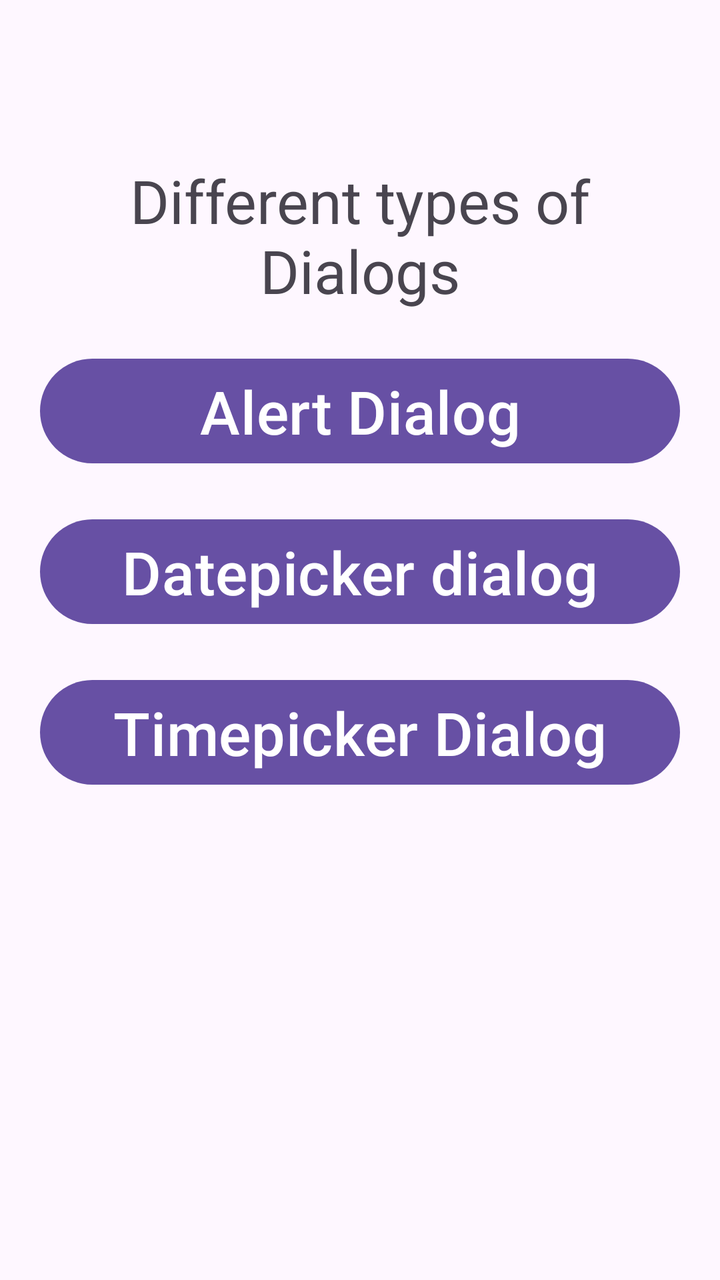
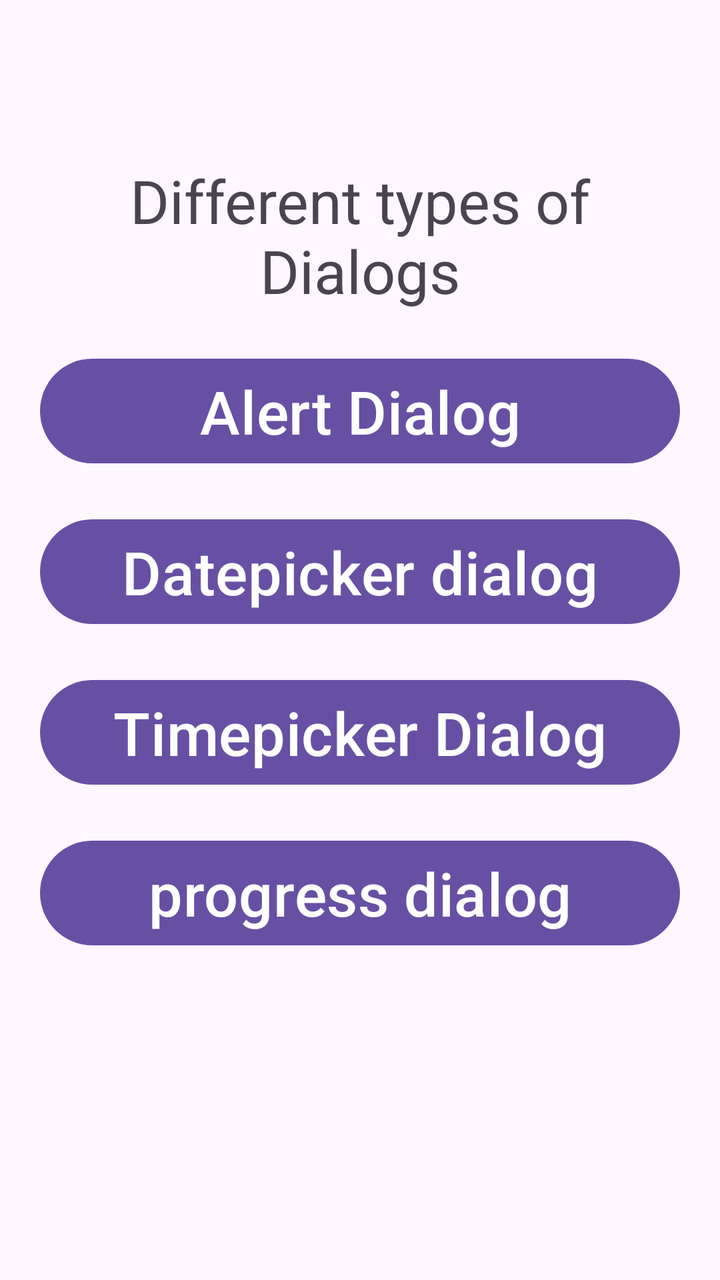

Screens rendered from an Android XML layout before and after an edit, with the pre-edit source and the edit as a unified diff.
<!-- AndroidManifest.xml: application theme Theme.Demo_dialogue -->
<!-- res/layout/activity_main.xml -->
<?xml version="1.0" encoding="utf-8"?>
<LinearLayout xmlns:android="http://schemas.android.com/apk/res/android"

    xmlns:tools="http://schemas.android.com/tools"
    android:id="@+id/main"
    android:layout_width="match_parent"
    android:layout_height="match_parent"
    android:orientation="vertical"
    tools:context=".MainActivity">

    <TextView
        android:layout_width="match_parent"
        android:layout_height="wrap_content"
        style="@style/main_style"
        android:layout_marginTop="80dp"
        android:text="@string/different_types_of_dialogs"
        android:id="@+id/welcomeTextView"

        />

    <Button
        android:layout_width="match_parent"
        android:layout_height="wrap_content"
        style="@style/main_style"
        android:text="@string/alert_dialog"
        android:id="@+id/btnAlertDialog"

        />

    <Button
        android:layout_width="match_parent"
        android:layout_height="wrap_content"
        style="@style/main_style"
        android:text="@string/datepicker_dialog"
        android:id="@+id/btnDatepickerDialog"

        />

    <Button
        android:layout_width="match_parent"
        android:layout_height="wrap_content"
        style="@style/main_style"
        android:text="@string/timepicker_dialog"
        android:id="@+id/btnTimepickerDialog"

        />


</LinearLayout>
<!-- resources referenced by this layout -->
<resources>
  <string name="alert_dialog">Alert Dialog</string>
  <string name="datepicker_dialog">Datepicker dialog</string>
  <string name="different_types_of_dialogs">Different types of Dialogs</string>
  <string name="timepicker_dialog">Timepicker Dialog</string>
  <style name="main_style">
  
          <item name="android:layout_marginTop">20dp</item>
          <item name="android:layout_marginLeft">20dp</item>
          <item name="android:layout_marginRight">20dp</item>
          <item name="android:textSize">30sp</item>
          <item name="android:textAlignment">center</item>
  
      </style>
  <style name="Theme.Demo_dialogue" parent="Base.Theme.Demo_dialogue" />
  <style name="Base.Theme.Demo_dialogue" parent="Theme.Material3.DayNight.NoActionBar">
          
          
      </style>
</resources>

<!-- the commit's change to res/layout/activity_main.xml (unified diff, before → after) -->
@@ -45,5 +45,14 @@
 
         />
 
+    <Button
+        android:layout_width="match_parent"
+        android:layout_height="wrap_content"
+        android:text="@string/progress_dialog"
+        android:id="@+id/btnProgressDialog"
+        style="@style/main_style"
+        />
+
+
 
 </LinearLayout>
<!-- resource entries referenced after the edit -->
@@ -3,6 +3,7 @@
   <string name="alert_dialog">Alert Dialog</string>
   <string name="datepicker_dialog">Datepicker dialog</string>
   <string name="different_types_of_dialogs">Different types of Dialogs</string>
+  <string name="progress_dialog">progress dialog</string>
   <string name="timepicker_dialog">Timepicker Dialog</string>
   <style name="main_style">
   
